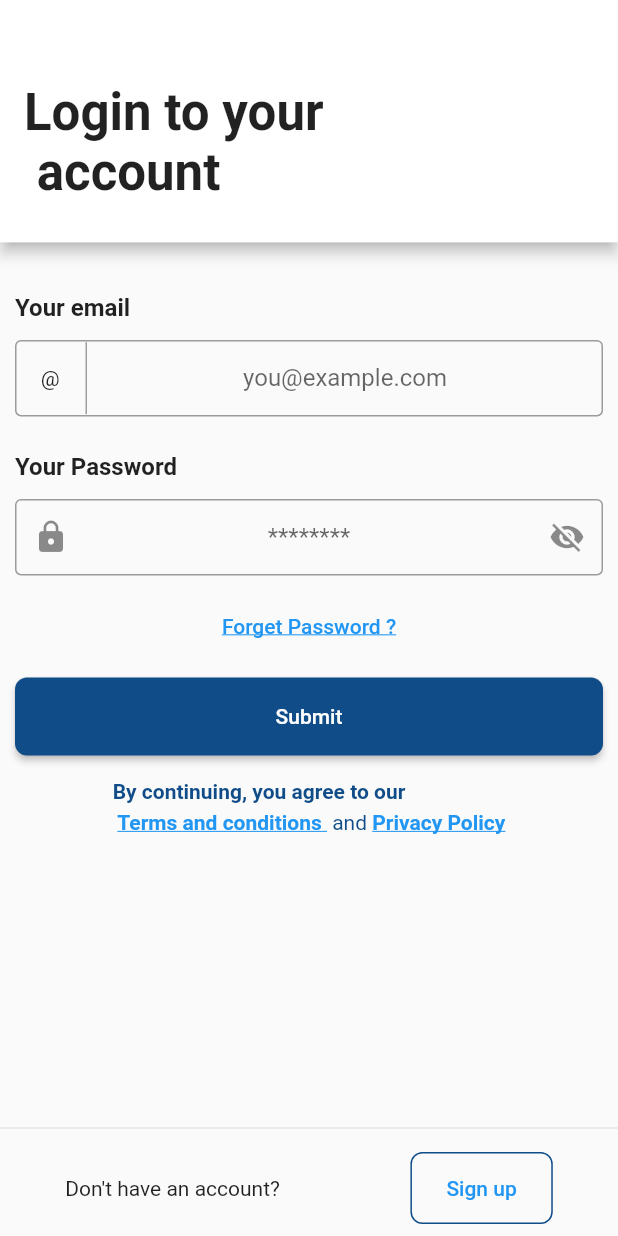
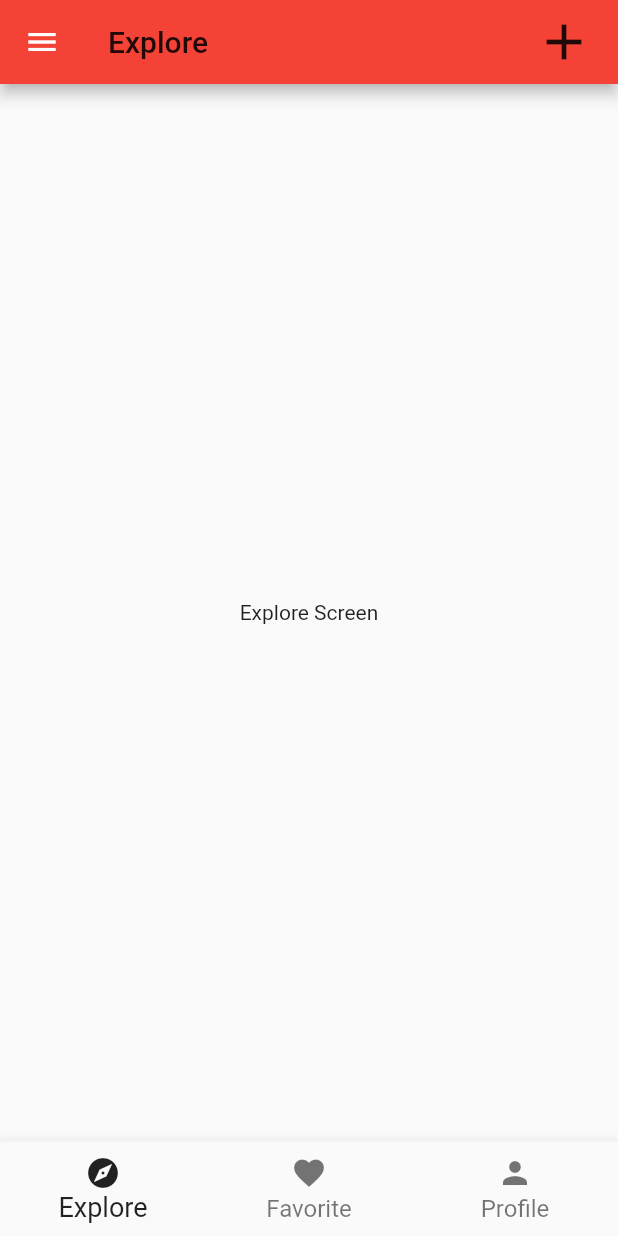
Before and after one commit to divyapanthi/places-2021_flutter, a Flutter app: the screen it shows after launch, on a phone screen of 412 x 824 dp. Run offline on Flutter 3.47's test engine with Material 2 defaults, Android fonts, the phone set to English and light mode, and no system bars.

Commit message:
Work on Dashboard ScreenUI, create bottom navigation and  navigation drawer, handling index switching from dashboard view model

```diff
--- a/lib/main.dart
+++ b/lib/main.dart
@@ -1,6 +1,7 @@
 import 'package:flutter/material.dart';
 import 'package:placess_2021/src/core/providers.dart';
-import 'package:placess_2021/src/screens/login_screen.dart';
+import 'package:placess_2021/src/screens/dashboard/dashboard_screen.dart';
+import 'package:placess_2021/src/screens/auth/login_screen.dart';
 import 'package:provider/provider.dart';
 
 Future<void> main() async {
@@ -14,7 +15,7 @@ class App extends StatelessWidget {
       providers: providers,
         child: MaterialApp(
         theme: ThemeData.light(),
-        home: LoginScreen(),
+        home: DashboardScreen(),
       ),
     );
   }
--- a/lib/src/core/base_view_model.dart
+++ b/lib/src/core/base_view_model.dart
@@ -6,7 +6,7 @@ class BaseViewModel extends ChangeNotifier{
   bool get busy => _busy; // getter since private variable, returns _busy
 
   //setter to set values
-  void  setBusy(bool val){
+  void setBusy(bool val){
     _busy = val;
     notifyListeners();
   }
--- a/lib/src/core/providers.dart
+++ b/lib/src/core/providers.dart
@@ -1,6 +1,7 @@
 import 'package:flutter/cupertino.dart';
 import 'package:placess_2021/src/api/auth_api.dart';
 import 'package:placess_2021/src/services/auth/login_service.dart';
+import 'package:placess_2021/src/services/dashboard/dashboard_service.dart';
 import 'package:provider/provider.dart';
 
 final providers = [
@@ -18,5 +19,10 @@ final dependentProviders = [
   ProxyProvider<AuthApi, LoginService>(
       update: (BuildContext context, AuthApi api, LoginService? service){
         return LoginService(api: api);
-      })
+      }),
+
+  ProxyProvider<AuthApi, DashboardService>(
+      update: (BuildContext context, AuthApi api, DashboardService? service){
+        return DashboardService(api: api);
+      }),
 ] ;
--- a/lib/src/screens/login_screen.dart
+++ b/lib/src/screens/auth/login_screen.dart
@@ -5,10 +5,10 @@ import 'package:flutter/material.dart';
 import 'package:placess_2021/src/api/auth_api.dart';
 import 'package:placess_2021/src/core/base_widget.dart';
 import 'package:placess_2021/src/model/user_model.dart';
-import 'package:placess_2021/src/screens/signup_screen.dart';
-import 'package:placess_2021/src/screens/dashboard_screen.dart';
+import 'package:placess_2021/src/screens/auth/signup_screen.dart';
+import 'package:placess_2021/src/screens/dashboard/dashboard_screen.dart';
 import 'package:placess_2021/src/utils/snackbar_helper.dart';
-import 'package:placess_2021/src/viewmodels/login_view_model.dart';
+import 'package:placess_2021/src/viewmodels/auth/login_view_model.dart';
 import 'package:placess_2021/src/widgets/custom_app_bar.dart';
 import 'package:placess_2021/src/widgets/input_email.dart';
 import 'package:placess_2021/src/widgets/input_password.dart';
--- a/lib/src/screens/signup_screen.dart
+++ b/lib/src/screens/auth/signup_screen.dart
@@ -4,7 +4,7 @@ import 'package:flutter/gestures.dart';
 import 'package:flutter/material.dart';
 import 'package:placess_2021/src/api/auth_api.dart';
 import 'package:placess_2021/src/model/user_model.dart';
-import 'package:placess_2021/src/screens/dashboard_screen.dart';
+import 'package:placess_2021/src/screens/dashboard/dashboard_screen.dart';
 import 'package:placess_2021/src/utils/snackbar_helper.dart';
 import 'package:placess_2021/src/widgets/custom_app_bar.dart';
 import 'package:placess_2021/src/widgets/input_email.dart';
@@ -13,7 +13,7 @@ import 'package:placess_2021/src/widgets/input_password.dart';
 import 'package:placess_2021/src/widgets/input_phone.dart';
 import 'package:placess_2021/src/widgets/shared/app_colors.dart';
 
-import 'dashboard_screen.dart';
+import '../dashboard/dashboard_screen.dart';
 
 class SignUpScreen extends StatelessWidget {
   final TextEditingController _emailController =
--- /dev/null
+++ b/lib/src/screens/dashboard/dashboard_screen.dart
@@ -0,0 +1,114 @@
+import 'package:flutter/cupertino.dart';
+import 'package:flutter/material.dart';
+import 'package:placess_2021/src/core/base_widget.dart';
+import 'package:placess_2021/src/screens/dashboard/explore_screen.dart';
+import 'package:placess_2021/src/screens/dashboard/favorite_screen.dart';
+import 'package:placess_2021/src/screens/dashboard/profile_screen.dart';
+import 'package:placess_2021/src/viewmodels/dashboard/dashboard_view_model.dart';
+import 'package:placess_2021/src/widgets/shared/app_colors.dart';
+import 'package:provider/provider.dart';
+
+class DashboardScreen extends StatelessWidget {
+  static const screens = [ExploreScreen(), FavoriteScreen(), ProfileScreen()];
+  @override
+  Widget build(BuildContext context) {
+    return BaseWidget<DashboardViewModel>(
+      model: DashboardViewModel(
+        service: Provider.of(context)
+      ),
+      builder: (context, DashboardViewModel model, Widget? child) {
+        return Scaffold(
+          appBar: buildAppBar(model,context),
+          body: _buildBody(model),
+          bottomNavigationBar: _buildBottomNavigation(context, model),
+          drawer: _buildNavigationDrawer(model),
+        );
+      }
+    );
+  }
+
+  AppBar buildAppBar(DashboardViewModel model, BuildContext context) {
+    return AppBar(
+          title: Text(model.getAppbarTitle(), style:  TextStyle(color: blackColor87)),
+          backgroundColor: Colors.red ,
+          // leading: IconButton(icon: Icon(Icons.horizontal_split_outlined),onPressed: (){
+          //   bool drawerOpen = Scaffold.of(context).isDrawerOpen;
+          //   if(!drawerOpen){
+          //     Scaffold.of(context).openDrawer();
+          //   }
+          // },),
+          actions: [
+            IconButton(
+              icon: Icon(
+                Icons.add,
+                size: 40,
+                color: blackColor87,
+              ),
+              onPressed: () {},
+            ),
+            SizedBox(
+              width: 16,
+            )
+          ],
+        );
+  }
+
+  Widget _buildBody(DashboardViewModel model) {
+    return screens[model.currentIndex];
+  }
+
+  Widget _buildBottomNavigation(BuildContext context, DashboardViewModel model) {
+    return BottomNavigationBar(
+      items: [
+        BottomNavigationBarItem(icon: Icon(Icons.explore), label: "Explore"),
+        BottomNavigationBarItem(icon: Icon(Icons.favorite_outlined), label: "Favorite"),
+        BottomNavigationBarItem(icon: Icon(Icons.person), label: "Profile"),
+      ],
+      onTap: model.changeTab,
+      currentIndex: model.currentIndex,
+      showSelectedLabels: true,
+      showUnselectedLabels: true,
+      selectedIconTheme: IconThemeData(color: blackColor87),
+      unselectedIconTheme: IconThemeData(color: blackColor54),
+      selectedLabelStyle: TextStyle(fontSize: 18 ),
+      unselectedLabelStyle: TextStyle(fontSize: 16),
+      selectedItemColor: blackColor87,
+      unselectedItemColor: blackColor54,
+    );
+  }
+
+  Widget _buildNavigationDrawer(DashboardViewModel model) {
+    return Container(
+      width: 200,
+      color: whiteColor,
+      child: Column(
+        children: [
+          Container(
+            color: blackColor54,
+            height: 10,
+          ),
+          ListTile(
+            title: Text("Explore"),
+            trailing: Icon(Icons.explore),
+          ),
+          ListTile(
+            title: Text("Favorite"),
+            trailing: Icon(Icons.favorite_outlined),
+          ),
+          ListTile(
+            title: Text("Profile"),
+            trailing: Icon(Icons.person),
+          ),
+          ListTile(
+            title: Text("About"),
+            trailing: Icon(Icons.info),
+          ),
+          ListTile(
+            title: Text("Logout"),
+            trailing: Icon(Icons.exit_to_app),
+          ),
+        ],
+      ),
+    );
+  }
+}
--- /dev/null
+++ b/lib/src/screens/dashboard/explore_screen.dart
@@ -0,0 +1,14 @@
+import 'package:flutter/material.dart';
+
+class ExploreScreen extends StatelessWidget {
+  const ExploreScreen({Key? key}) : super(key: key);
+
+  @override
+  Widget build(BuildContext context) {
+    return Container(
+      child: Center(
+        child: Text("Explore Screen"),
+      ),
+    );
+  }
+}
--- /dev/null
+++ b/lib/src/screens/dashboard/favorite_screen.dart
@@ -0,0 +1,14 @@
+import 'package:flutter/material.dart';
+
+class FavoriteScreen extends StatelessWidget {
+  const FavoriteScreen({Key? key}) : super(key: key);
+
+  @override
+  Widget build(BuildContext context) {
+    return Container(
+      child: Center(
+        child: Text("Favorite Screen"),
+      ),
+    );
+  }
+}
--- /dev/null
+++ b/lib/src/screens/dashboard/profile_screen.dart
@@ -0,0 +1,14 @@
+import 'package:flutter/material.dart';
+
+class ProfileScreen extends StatelessWidget {
+  const ProfileScreen({Key? key}) : super(key: key);
+
+  @override
+  Widget build(BuildContext context) {
+    return Container(
+      child: Center(
+        child: Text("Profile Screen"),
+      ),
+    );
+  }
+}
--- a/lib/src/screens/dashboard_screen.dart
+++ /dev/null
@@ -1,37 +0,0 @@
-import 'package:flutter/cupertino.dart';
-import 'package:flutter/material.dart';
-import 'package:placess_2021/src/widgets/shared/app_colors.dart';
-
-class DashboardScreen extends StatelessWidget {
-  @override
-  Widget build(BuildContext context) {
-    return Scaffold(
-      appBar: AppBar(
-        title: Text("Places", style: TextStyle(color: blackColor87)),
-        backgroundColor: whiteColor,
-        actions: [
-          IconButton(
-            icon: Icon(
-              Icons.add,
-              size: 40,
-              color: blackColor87,
-            ),
-            onPressed: () {},
-          ),
-          SizedBox(
-            width: 16,
-          )
-        ],
-      ),
-      body: _buildBody(),
-    );
-  }
-
-  Widget _buildBody() {
-    return Container(
-      child: Center(
-        child: Text("We show the list of places here"),
-      ),
-    );
-  }
-}
--- /dev/null
+++ b/lib/src/services/dashboard/dashboard_service.dart
@@ -0,0 +1,9 @@
+import 'package:placess_2021/src/api/auth_api.dart';
+
+class DashboardService{
+/// todo to be removed
+  final AuthApi api;
+
+  DashboardService({required this.api});
+
+}
--- /dev/null
+++ b/lib/src/viewmodels/dashboard/dashboard_view_model.dart
@@ -0,0 +1,21 @@
+import 'package:placess_2021/src/core/base_view_model.dart';
+import 'package:placess_2021/src/services/dashboard/dashboard_service.dart';
+
+class DashboardViewModel extends BaseViewModel{
+  final DashboardService service;
+
+  DashboardViewModel({required this.service});
+
+  int _currentIndex = 0;
+  int get currentIndex => _currentIndex;
+
+  void changeTab(int index) {
+    _currentIndex = index;
+    notifyListeners();
+  }
+
+  String getAppbarTitle(){
+    return["Explore","Favorite","Profile"][_currentIndex];
+  }
+
+}
```
Also changed, not shown: lib/src/viewmodels/auth/login_view_model.dart (renamed from lib/src/viewmodels/login_view_model.dart).
